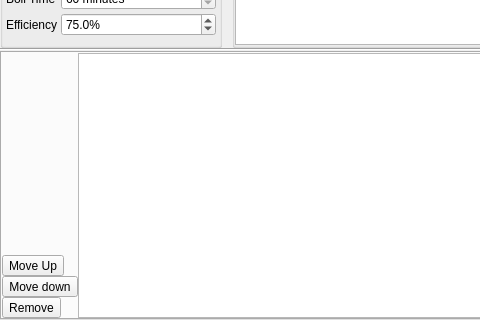
Above: Recipe/RecipeWidget.ui from DaneGardner/ThreeBrooks before the change; both pictures show x 0 to 480 and y 118 to 438 of the 598 by 438 pixel window. Below: the same form after it.
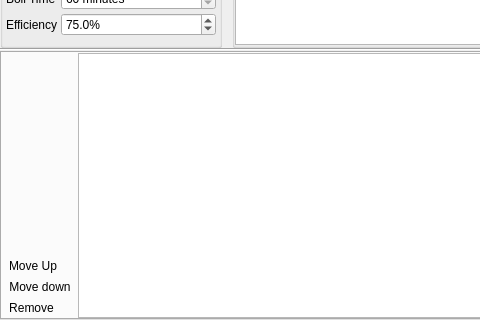
That is the form after the change. Icons and pictures are not drawn.

```diff
--- a/Recipe/RecipeWidget.ui
+++ b/Recipe/RecipeWidget.ui
@@ -299,6 +299,9 @@
            <property name="shortcut">
             <string>Ctrl+Shift+Up</string>
            </property>
+           <property name="autoRaise">
+            <bool>true</bool>
+           </property>
           </widget>
          </item>
          <item>
@@ -316,6 +319,9 @@
            <property name="shortcut">
             <string>Ctrl+Shift+Down</string>
            </property>
+           <property name="autoRaise">
+            <bool>true</bool>
+           </property>
           </widget>
          </item>
          <item>
@@ -333,6 +339,9 @@
            <property name="shortcut">
             <string>Del</string>
            </property>
+           <property name="autoRaise">
+            <bool>true</bool>
+           </property>
           </widget>
          </item>
         </layout>
```
